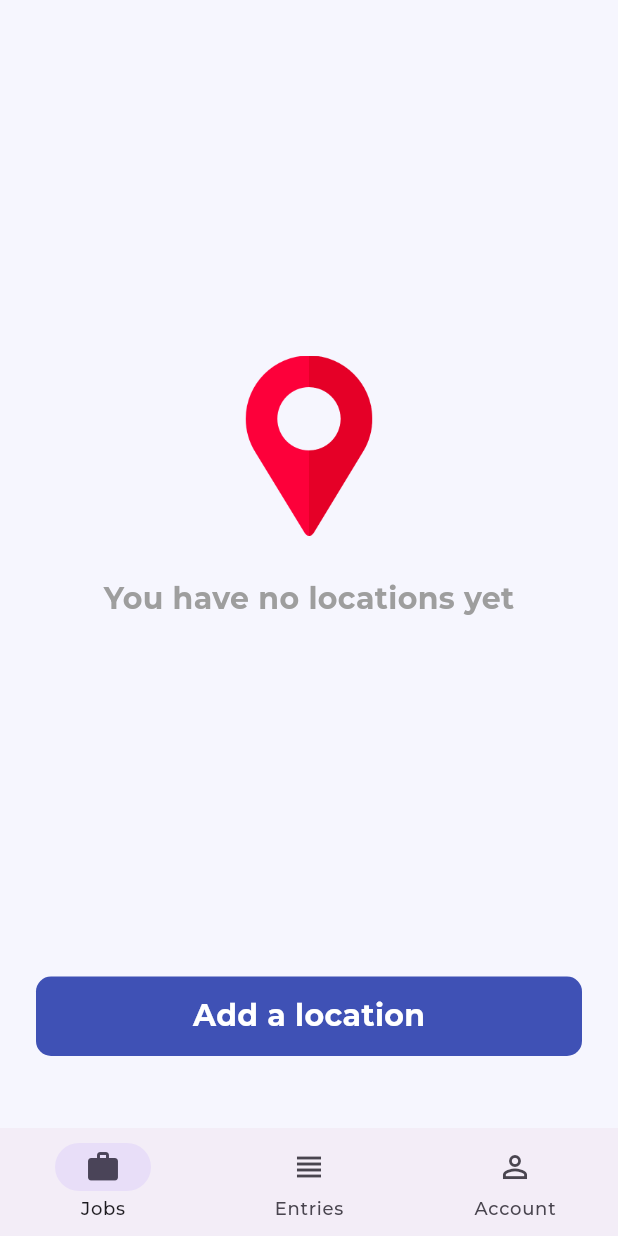
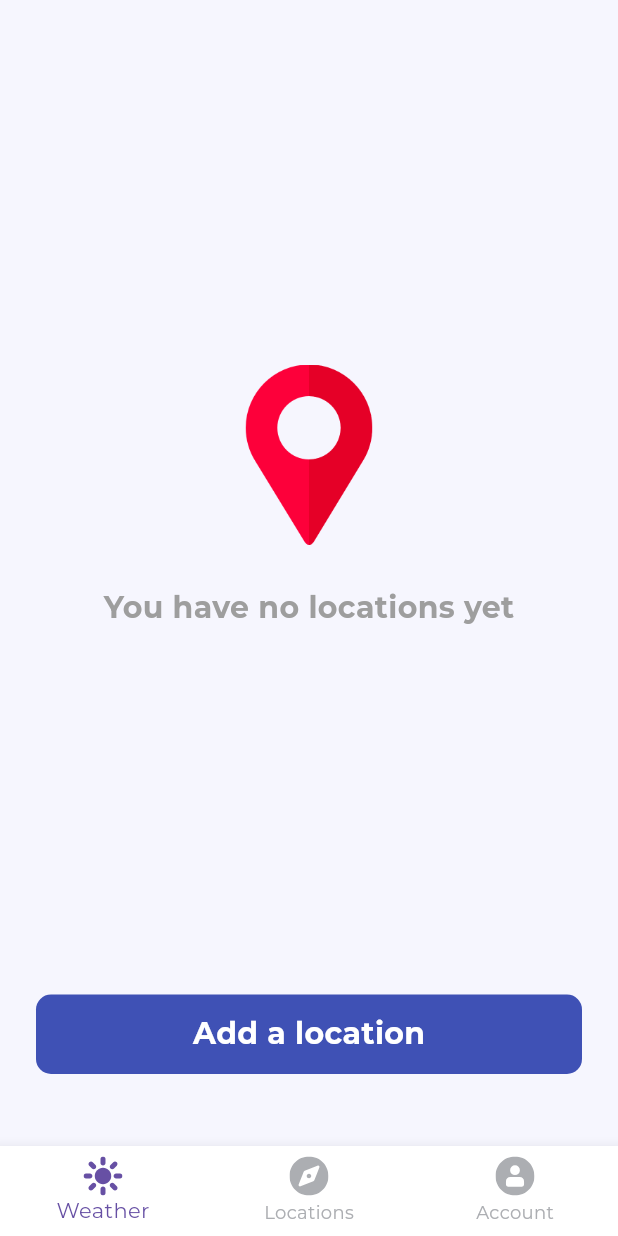
Before and after one commit to BaptisteLecat/weather_journey, a Flutter app: the LocationCreateScreen screen opened by its route, after a tap on the "close" icon, on a phone screen of 412 x 824 dp. Run offline on Flutter 3.47's test engine with Material 3 defaults, Android fonts, the phone set to English and light mode, and no system bars; our stand-ins replace cloud_firestore, dio, firebase_auth, firebase_core, flutter_riverpod, flutter_svg and 10 more; missing offline and left inert: the_apple_sign_in, weather_pack; accounts and stored records are empty; generated files the repository leaves out were written again; network calls fail.

Commit message:
Working on menu

```diff
--- a/lib/src/app.dart
+++ b/lib/src/app.dart
@@ -18,6 +18,10 @@ class MyApp extends ConsumerWidget {
         appBarTheme: const AppBarTheme(
           elevation: 2.0,
           centerTitle: true,
+        ),
+        bottomNavigationBarTheme: BottomNavigationBarThemeData(
+          selectedItemColor: Theme.of(context).primaryColor,
+          unselectedItemColor: Color.fromARGB(255, 172, 174, 178),
         ),
         primaryColor: const Color(0xFF3F51B5),
         //scaffoldBackgroundColor: Colors.white,
--- a/lib/src/routing/scaffold_with_nested_navigation.dart
+++ b/lib/src/routing/scaffold_with_nested_navigation.dart
@@ -1,6 +1,7 @@
 // ignore_for_file: public_member_api_docs, sort_constructors_first
 import 'package:flutter/material.dart';
 import 'package:flutter_riverpod/flutter_riverpod.dart';
+import 'package:flutter_svg/flutter_svg.dart';
 import 'package:go_router/go_router.dart';
 
 import 'package:weatherjourney/src/localization/string_hardcoded.dart';
@@ -71,29 +72,68 @@ class ScaffoldWithBottomNavBar extends ConsumerWidget {
               child: const Icon(Icons.add),
             )
           : null,
-      bottomNavigationBar: NavigationBar(
-        height: 72,
-        selectedIndex: currentIndex,
-        destinations: [
-          // products
-          NavigationDestination(
-            icon: const Icon(Icons.work_outline),
-            selectedIcon: const Icon(Icons.work),
-            label: 'Jobs'.hardcoded,
-          ),
-          NavigationDestination(
-            icon: const Icon(Icons.view_headline_outlined),
-            selectedIcon: const Icon(Icons.view_headline),
-            label: 'Entries'.hardcoded,
-          ),
-          NavigationDestination(
-            icon: const Icon(Icons.person_outline),
-            selectedIcon: const Icon(Icons.person),
-            label: 'Account'.hardcoded,
-          ),
-        ],
-        onDestinationSelected: onDestinationSelected,
-      ),
+      bottomNavigationBar: BottomNavigationBar(
+          showSelectedLabels: true,
+          showUnselectedLabels: true,
+          backgroundColor: Colors.white,
+          onTap: onDestinationSelected,
+          currentIndex: currentIndex,
+          items: <BottomNavigationBarItem>[
+            BottomNavigationBarItem(
+              icon: SvgPicture.asset(
+                "assets/icons/menu/sun.svg",
+                height: 26,
+                color: Theme.of(context)
+                    .bottomNavigationBarTheme
+                    .unselectedItemColor,
+              ),
+              activeIcon: SvgPicture.asset(
+                "assets/icons/menu/sun.svg",
+                height: 26,
+                color: Theme.of(context)
+                    .bottomNavigationBarTheme
+                    .selectedItemColor,
+              ),
+              label: 'Weather',
+              backgroundColor: Colors.transparent,
+            ),
+            BottomNavigationBarItem(
+              icon: SvgPicture.asset(
+                "assets/icons/menu/compass.svg",
+                height: 26,
+                color: Theme.of(context)
+                    .bottomNavigationBarTheme
+                    .unselectedItemColor,
+              ),
+              activeIcon: SvgPicture.asset(
+                "assets/icons/menu/compass.svg",
+                height: 26,
+                color: Theme.of(context)
+                    .bottomNavigationBarTheme
+                    .selectedItemColor,
+              ),
+              label: 'Locations',
+              backgroundColor: Colors.transparent,
+            ),
+            BottomNavigationBarItem(
+              icon: SvgPicture.asset(
+                "assets/icons/menu/user.svg",
+                height: 26,
+                color: Theme.of(context)
+                    .bottomNavigationBarTheme
+                    .unselectedItemColor,
+              ),
+              activeIcon: SvgPicture.asset(
+                "assets/icons/menu/user.svg",
+                height: 26,
+                color: Theme.of(context)
+                    .bottomNavigationBarTheme
+                    .selectedItemColor,
+              ),
+              label: 'Account',
+              backgroundColor: Colors.transparent,
+            ),
+          ]),
     );
   }
 }
--- a/pubspec.yaml
+++ b/pubspec.yaml
@@ -57,3 +57,4 @@ flutter:
   - assets/illustrations/
   - assets/icons/
   - assets/icons/weather/
+  - assets/icons/menu/
```
Also changed, not shown: lib/src/features/locations/presentation/location_screen.dart (+0 -7 lines), assets/icons/menu/compass.svg (added), assets/icons/menu/sun.svg (added), assets/icons/menu/user.svg (added).
